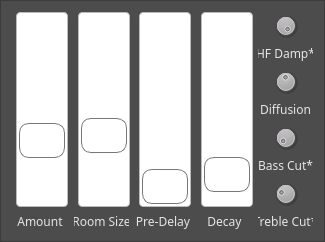
Qt form 3rd-calf/fjreverbframe.ui (jocelyn-stericker/creator-live) before a commit.
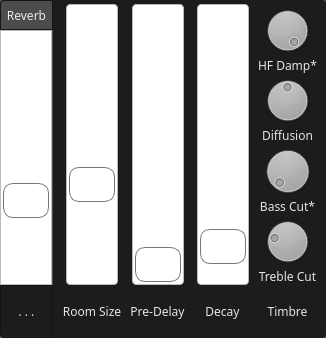
The same form after that commit.

Commit message: Implement protypes for new app ui.

Diff of the .ui file:
```diff
--- a/3rd-calf/fjreverbframe.ui
+++ b/3rd-calf/fjreverbframe.ui
@@ -6,20 +6,20 @@
    <rect>
     <x>0</x>
     <y>0</y>
-    <width>325</width>
-    <height>242</height>
+    <width>326</width>
+    <height>338</height>
    </rect>
   </property>
   <property name="minimumSize">
    <size>
     <width>325</width>
-    <height>242</height>
+    <height>0</height>
    </size>
   </property>
   <property name="maximumSize">
    <size>
-    <width>325</width>
-    <height>296</height>
+    <width>345</width>
+    <height>16777215</height>
    </size>
   </property>
   <property name="windowTitle">
@@ -404,14 +404,227 @@
 border-radius: 4px;
 }</string>
   </property>
+  <layout class="QGridLayout" name="gridLayout">
+   <property name="margin">
+    <number>0</number>
+   </property>
+   <property name="spacing">
+    <number>0</number>
+   </property>
+   <item row="0" column="0">
+    <widget class="QPushButton" name="pushButton_menu">
+     <property name="minimumSize">
+      <size>
+       <width>53</width>
+       <height>30</height>
+      </size>
+     </property>
+     <property name="maximumSize">
+      <size>
+       <width>53</width>
+       <height>16777215</height>
+      </size>
+     </property>
+     <property name="styleSheet">
+      <string notr="true">border-bottom-left-radius: 0px;
+border-bottom-right-radius: 0px;
+border-top-right-radius: 0px;</string>
+     </property>
+     <property name="text">
+      <string>Reverb</string>
+     </property>
+    </widget>
+   </item>
+   <item row="9" column="0">
+    <widget class="QToolButton" name="toolButton_more">
+     <property name="minimumSize">
+      <size>
+       <width>53</width>
+       <height>53</height>
+      </size>
+     </property>
+     <property name="maximumSize">
+      <size>
+       <width>53</width>
+       <height>53</height>
+      </size>
+     </property>
+     <property name="styleSheet">
+      <string notr="true">border-top-left-radius: 0px;
+border-bottom-left-radius: 4px;
+border-top-right-radius: 0px;
+border-bottom-right-radius: 0px;</string>
+     </property>
+     <property name="text">
+      <string>. . .</string>
+     </property>
+     <property name="checkable">
+      <bool>true</bool>
+     </property>
+     <property name="checked">
+      <bool>true</bool>
+     </property>
+    </widget>
+   </item>
+   <item row="1" column="0" rowspan="8">
+    <widget class="QSlider" name="verticalSlider_dryWet">
+     <property name="sizePolicy">
+      <sizepolicy hsizetype="Expanding" vsizetype="Expanding">
+       <horstretch>0</horstretch>
+       <verstretch>0</verstretch>
+      </sizepolicy>
+     </property>
+     <property name="minimumSize">
+      <size>
+       <width>53</width>
+       <height>0</height>
+      </size>
+     </property>
+     <property name="maximumSize">
+      <size>
+       <width>53</width>
+       <height>16777215</height>
+      </size>
+     </property>
+     <property name="styleSheet">
+      <string notr="true">
+QSlider::handle:vertical {
+     background-color: qlineargradient(x1: 0, y1: 0, x2: 0, y2: 1,
+                                      stop: 0 #3c3c3c, stop: 1 #FF2627);
+}
+
+QSlider::groove:vertical {
+border: 1px solid #bbb;
+background: white;
+width: 50px;
+border-top-left-radius: 0px;
+border-top-right-radius: 0px;
+border-bottom-left-radius: 0px;
+border-bottom-right-radius: 0px;}
+
+QSlider::sub-page:vertical {
+border-top-left-radius: 0px;
+border-top-right-radius: 0px;
+border-bottom-left-radius: 0px;
+border-bottom-right-radius: 0px;
+}
+
+QSlider::add-page:vertical {
+border-top-left-radius: 0px;
+border-top-right-radius: 0px;
+border-bottom-left-radius: 0px;
+border-bottom-right-radius: 0px;
+}</string>
+     </property>
+     <property name="maximum">
+      <number>100</number>
+     </property>
+     <property name="value">
+      <number>30</number>
+     </property>
+     <property name="orientation">
+      <enum>Qt::Vertical</enum>
+     </property>
+    </widget>
+   </item>
+   <item row="0" column="1" rowspan="10">
+    <widget class="QFrame" name="frame">
+     <property name="styleSheet">
+      <string notr="true">background: #1c1c1c;
+border-top-left-radius: 0px;
+border-bottom-left-radius: 0px;
+border-top-right-radius: 4px;
+border-bottom-right-radius: 4px;</string>
+     </property>
   <property name="frameShape">
    <enum>QFrame::StyledPanel</enum>
   </property>
   <property name="frameShadow">
    <enum>QFrame::Raised</enum>
   </property>
-  <layout class="QGridLayout" name="gridLayout">
-   <item row="4" column="4">
+     <layout class="QGridLayout" name="gridLayout_2">
+      <property name="topMargin">
+       <number>4</number>
+      </property>
+      <property name="bottomMargin">
+       <number>4</number>
+      </property>
+      <property name="verticalSpacing">
+       <number>4</number>
+      </property>
+      <item row="0" column="3" rowspan="8">
+       <layout class="QVBoxLayout" name="verticalLayout">
+        <property name="spacing">
+         <number>0</number>
+        </property>
+        <item>
+         <widget class="QDial" name="dial_treble">
+          <property name="maximumSize">
+           <size>
+            <width>80</width>
+            <height>16777215</height>
+           </size>
+          </property>
+          <property name="minimum">
+           <number>2000</number>
+          </property>
+          <property name="maximum">
+           <number>20000</number>
+          </property>
+          <property name="value">
+           <number>20000</number>
+          </property>
+         </widget>
+        </item>
+        <item>
+         <widget class="QLabel" name="label_hfDamp">
+          <property name="maximumSize">
+           <size>
+            <width>80</width>
+            <height>16777215</height>
+           </size>
+          </property>
+          <property name="text">
+           <string>HF Damp*</string>
+          </property>
+          <property name="alignment">
+           <set>Qt::AlignCenter</set>
+          </property>
+         </widget>
+        </item>
+        <item>
+         <widget class="QDial" name="dial_diffusion">
+          <property name="maximumSize">
+           <size>
+            <width>80</width>
+            <height>16777215</height>
+           </size>
+          </property>
+          <property name="maximum">
+           <number>100</number>
+          </property>
+          <property name="value">
+           <number>50</number>
+          </property>
+         </widget>
+        </item>
+        <item>
+         <widget class="QLabel" name="label_6">
+          <property name="maximumSize">
+           <size>
+            <width>80</width>
+            <height>16777215</height>
+           </size>
+          </property>
+          <property name="text">
+           <string>Diffusion</string>
+          </property>
+          <property name="alignment">
+           <set>Qt::AlignCenter</set>
+          </property>
+         </widget>
+        </item>
+        <item>
     <widget class="QDial" name="dial_bass">
      <property name="maximumSize">
       <size>
@@ -430,52 +643,144 @@
      </property>
     </widget>
    </item>
-   <item row="0" column="0" rowspan="7">
-    <widget class="QSlider" name="verticalSlider_dryWet">
-     <property name="sizePolicy">
-      <sizepolicy hsizetype="Expanding" vsizetype="Expanding">
-       <horstretch>0</horstretch>
-       <verstretch>0</verstretch>
-      </sizepolicy>
-     </property>
-     <property name="minimumSize">
+        <item>
+         <widget class="QLabel" name="label_7">
+          <property name="maximumSize">
       <size>
-       <width>60</width>
-       <height>0</height>
-      </size>
-     </property>
+            <width>80</width>
+            <height>16777215</height>
+           </size>
+          </property>
+          <property name="text">
+           <string>Bass Cut*</string>
+          </property>
+          <property name="alignment">
+           <set>Qt::AlignCenter</set>
+          </property>
+         </widget>
+        </item>
+        <item>
+         <widget class="QDial" name="dial_trebleCut">
      <property name="maximumSize">
       <size>
-       <width>16777215</width>
+            <width>80</width>
        <height>16777215</height>
       </size>
      </property>
-     <property name="styleSheet">
-      <string notr="true">
-QSlider::handle:vertical {
-     background-color: qlineargradient(x1: 0, y1: 0, x2: 0, y2: 1,
-                                      stop: 0 #3c3c3c, stop: 1 #FF2627);
-border: 1px solid #777;
-height: 33px;
-margin-top: -2px;
-margin-bottom: -2px;
-border-radius: 10px;
-margin: 2px;
-}
-</string>
+          <property name="minimum">
+           <number>20</number>
      </property>
      <property name="maximum">
-      <number>100</number>
+           <number>20000</number>
      </property>
      <property name="value">
-      <number>30</number>
-     </property>
-     <property name="orientation">
-      <enum>Qt::Vertical</enum>
-     </property>
-    </widget>
-   </item>
-   <item row="0" column="3" rowspan="7">
+           <number>5000</number>
+          </property>
+         </widget>
+        </item>
+        <item>
+         <widget class="QLabel" name="label_8">
+          <property name="maximumSize">
+           <size>
+            <width>80</width>
+            <height>16777215</height>
+           </size>
+          </property>
+          <property name="text">
+           <string>Treble Cut</string>
+          </property>
+          <property name="alignment">
+           <set>Qt::AlignCenter</set>
+          </property>
+         </widget>
+        </item>
+       </layout>
+      </item>
+      <item row="8" column="1">
+       <widget class="QLabel" name="label_3">
+        <property name="sizePolicy">
+         <sizepolicy hsizetype="Expanding" vsizetype="Preferred">
+          <horstretch>0</horstretch>
+          <verstretch>0</verstretch>
+         </sizepolicy>
+        </property>
+        <property name="minimumSize">
+         <size>
+          <width>0</width>
+          <height>45</height>
+         </size>
+        </property>
+        <property name="maximumSize">
+         <size>
+          <width>16777215</width>
+          <height>45</height>
+         </size>
+        </property>
+        <property name="text">
+         <string>Pre-Delay</string>
+        </property>
+        <property name="alignment">
+         <set>Qt::AlignCenter</set>
+        </property>
+       </widget>
+      </item>
+      <item row="8" column="0">
+       <widget class="QLabel" name="label_2">
+        <property name="sizePolicy">
+         <sizepolicy hsizetype="Expanding" vsizetype="Preferred">
+          <horstretch>0</horstretch>
+          <verstretch>0</verstretch>
+         </sizepolicy>
+        </property>
+        <property name="minimumSize">
+         <size>
+          <width>0</width>
+          <height>45</height>
+         </size>
+        </property>
+        <property name="maximumSize">
+         <size>
+          <width>16777215</width>
+          <height>45</height>
+         </size>
+        </property>
+        <property name="text">
+         <string>Room Size</string>
+        </property>
+        <property name="alignment">
+         <set>Qt::AlignCenter</set>
+        </property>
+       </widget>
+      </item>
+      <item row="8" column="2">
+       <widget class="QLabel" name="label_4">
+        <property name="sizePolicy">
+         <sizepolicy hsizetype="Expanding" vsizetype="Preferred">
+          <horstretch>0</horstretch>
+          <verstretch>0</verstretch>
+         </sizepolicy>
+        </property>
+        <property name="minimumSize">
+         <size>
+          <width>0</width>
+          <height>45</height>
+         </size>
+        </property>
+        <property name="maximumSize">
+         <size>
+          <width>16777215</width>
+          <height>45</height>
+         </size>
+        </property>
+        <property name="text">
+         <string>Decay</string>
+        </property>
+        <property name="alignment">
+         <set>Qt::AlignCenter</set>
+        </property>
+       </widget>
+      </item>
+      <item row="0" column="2" rowspan="8">
     <widget class="QSlider" name="verticalSlider_decayTime">
      <property name="sizePolicy">
       <sizepolicy hsizetype="Expanding" vsizetype="Expanding">
@@ -512,7 +817,7 @@
      </property>
     </widget>
    </item>
-   <item row="0" column="2" rowspan="7">
+      <item row="0" column="1" rowspan="8">
     <widget class="QSlider" name="verticalSlider_preDelay">
      <property name="sizePolicy">
       <sizepolicy hsizetype="Expanding" vsizetype="Expanding">
@@ -546,127 +851,7 @@
      </property>
     </widget>
    </item>
-   <item row="3" column="4">
-    <widget class="QLabel" name="label_6">
-     <property name="maximumSize">
-      <size>
-       <width>80</width>
-       <height>16777215</height>
-      </size>
-     </property>
-     <property name="text">
-      <string>Diffusion</string>
-     </property>
-     <property name="alignment">
-      <set>Qt::AlignCenter</set>
-     </property>
-    </widget>
-   </item>
-   <item row="7" column="2">
-    <widget class="QLabel" name="label_3">
-     <property name="sizePolicy">
-      <sizepolicy hsizetype="Expanding" vsizetype="Preferred">
-       <horstretch>0</horstretch>
-       <verstretch>0</verstretch>
-      </sizepolicy>
-     </property>
-     <property name="maximumSize">
-      <size>
-       <width>16777215</width>
-       <height>16777215</height>
-      </size>
-     </property>
-     <property name="text">
-      <string>Pre-Delay</string>
-     </property>
-     <property name="alignment">
-      <set>Qt::AlignCenter</set>
-     </property>
-    </widget>
-   </item>
-   <item row="7" column="3">
-    <widget class="QLabel" name="label_4">
-     <property name="sizePolicy">
-      <sizepolicy hsizetype="Expanding" vsizetype="Preferred">
-       <horstretch>0</horstretch>
-       <verstretch>0</verstretch>
-      </sizepolicy>
-     </property>
-     <property name="maximumSize">
-      <size>
-       <width>16777215</width>
-       <height>16777215</height>
-      </size>
-     </property>
-     <property name="text">
-      <string>Decay</string>
-     </property>
-     <property name="alignment">
-      <set>Qt::AlignCenter</set>
-     </property>
-    </widget>
-   </item>
-   <item row="2" column="4">
-    <widget class="QDial" name="dial_diffusion">
-     <property name="maximumSize">
-      <size>
-       <width>80</width>
-       <height>16777215</height>
-      </size>
-     </property>
-     <property name="maximum">
-      <number>100</number>
-     </property>
-     <property name="value">
-      <number>50</number>
-     </property>
-    </widget>
-   </item>
-   <item row="7" column="0">
-    <widget class="QLabel" name="label">
-     <property name="sizePolicy">
-      <sizepolicy hsizetype="Expanding" vsizetype="Preferred">
-       <horstretch>0</horstretch>
-       <verstretch>0</verstretch>
-      </sizepolicy>
-     </property>
-     <property name="maximumSize">
-      <size>
-       <width>16777215</width>
-       <height>16777215</height>
-      </size>
-     </property>
-     <property name="text">
-      <string>Amount</string>
-     </property>
-     <property name="alignment">
-      <set>Qt::AlignCenter</set>
-     </property>
-    </widget>
-   </item>
-   <item row="7" column="1">
-    <widget class="QLabel" name="label_2">
-     <property name="sizePolicy">
-      <sizepolicy hsizetype="Expanding" vsizetype="Preferred">
-       <horstretch>0</horstretch>
-       <verstretch>0</verstretch>
-      </sizepolicy>
-     </property>
-     <property name="maximumSize">
-      <size>
-       <width>16777215</width>
-       <height>16777215</height>
-      </size>
-     </property>
-     <property name="text">
-      <string>Room Size</string>
-     </property>
-     <property name="alignment">
-      <set>Qt::AlignCenter</set>
-     </property>
-    </widget>
-   </item>
-   <item row="0" column="1" rowspan="7">
+      <item row="0" column="0" rowspan="8">
     <widget class="QSlider" name="verticalSlider_roomSize">
      <property name="sizePolicy">
       <sizepolicy hsizetype="Expanding" vsizetype="Expanding">
@@ -697,90 +882,17 @@
      </property>
     </widget>
    </item>
-   <item row="6" column="4">
-    <widget class="QDial" name="dial_trebleCut">
-     <property name="maximumSize">
-      <size>
-       <width>80</width>
-       <height>16777215</height>
-      </size>
-     </property>
-     <property name="minimum">
-      <number>20</number>
-     </property>
-     <property name="maximum">
-      <number>20000</number>
-     </property>
-     <property name="value">
-      <number>5000</number>
-     </property>
-    </widget>
-   </item>
-   <item row="0" column="4">
-    <widget class="QDial" name="dial_treble">
-     <property name="maximumSize">
-      <size>
-       <width>80</width>
-       <height>16777215</height>
-      </size>
-     </property>
-     <property name="minimum">
-      <number>2000</number>
-     </property>
-     <property name="maximum">
-      <number>20000</number>
-     </property>
-     <property name="value">
-      <number>20000</number>
-     </property>
-    </widget>
-   </item>
-   <item row="1" column="4">
-    <widget class="QLabel" name="label_hfDamp">
-     <property name="maximumSize">
-      <size>
-       <width>80</width>
-       <height>16777215</height>
-      </size>
-     </property>
+      <item row="8" column="3">
+       <widget class="QLabel" name="label">
      <property name="text">
-      <string>HF Damp*</string>
+         <string>Timbre</string>
      </property>
      <property name="alignment">
       <set>Qt::AlignCenter</set>
      </property>
     </widget>
    </item>
-   <item row="5" column="4">
-    <widget class="QLabel" name="label_7">
-     <property name="maximumSize">
-      <size>
-       <width>80</width>
-       <height>16777215</height>
-      </size>
-     </property>
-     <property name="text">
-      <string>Bass Cut*</string>
-     </property>
-     <property name="alignment">
-      <set>Qt::AlignCenter</set>
-     </property>
-    </widget>
-   </item>
-   <item row="7" column="4">
-    <widget class="QLabel" name="label_8">
-     <property name="maximumSize">
-      <size>
-       <width>80</width>
-       <height>16777215</height>
-      </size>
-     </property>
-     <property name="text">
-      <string>Treble Cut*</string>
-     </property>
-     <property name="alignment">
-      <set>Qt::AlignCenter</set>
-     </property>
+     </layout>
     </widget>
    </item>
   </layout>
```
Lines whose indentation alone changed are shown as unchanged. The commit also changes 3 other files.
